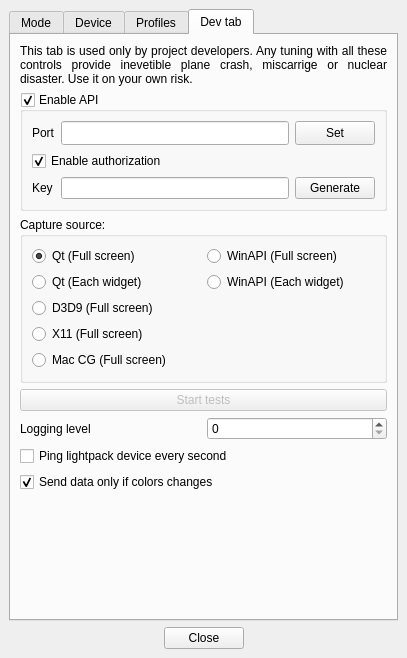
Atarity/Lightpack, file Software/src/SettingsWindow.ui: the form before one commit.
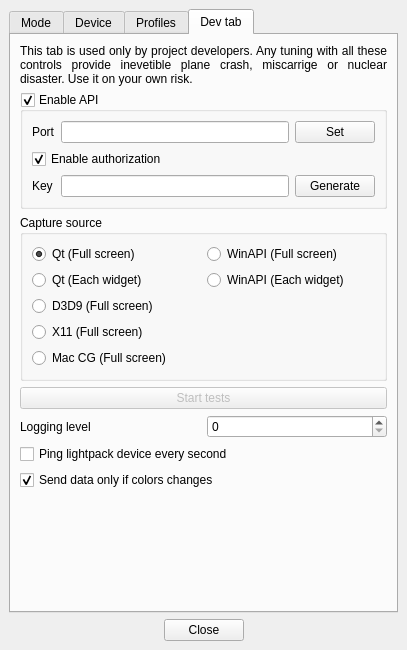
The form after the commit. The open tabs and pages were chosen to show the change. Icons and pictures are not drawn. Custom widgets are drawn as their Qt base class.

Commit message: Software: fix translations; change name for virtual device to "Virtual (debug)", this device must be last in combobox; GUI: fix do not require translation widgets, and fix tooltips; SettingsWindow.cpp: init baud rate and connected device comboboxes only once time in constructor; QSerialDevice: remove translations;

The edit to the form file:
```diff
--- a/Software/src/SettingsWindow.ui
+++ b/Software/src/SettingsWindow.ui
@@ -8,7 +8,7 @@
     <x>0</x>
     <y>0</y>
     <width>407</width>
-    <height>658</height>
+    <height>650</height>
    </rect>
   </property>
   <property name="windowTitle">
@@ -1335,7 +1335,7 @@
         <item>
          <widget class="QGroupBox" name="groupBox">
           <property name="title">
-           <string>Capture source:</string>
+           <string>Capture source</string>
           </property>
           <layout class="QHBoxLayout" name="horizontalLayout_6">
            <item>
```
Left out of the diff: 14 changed lines with no effect on the pictures. The commit also changes 4 other files.
